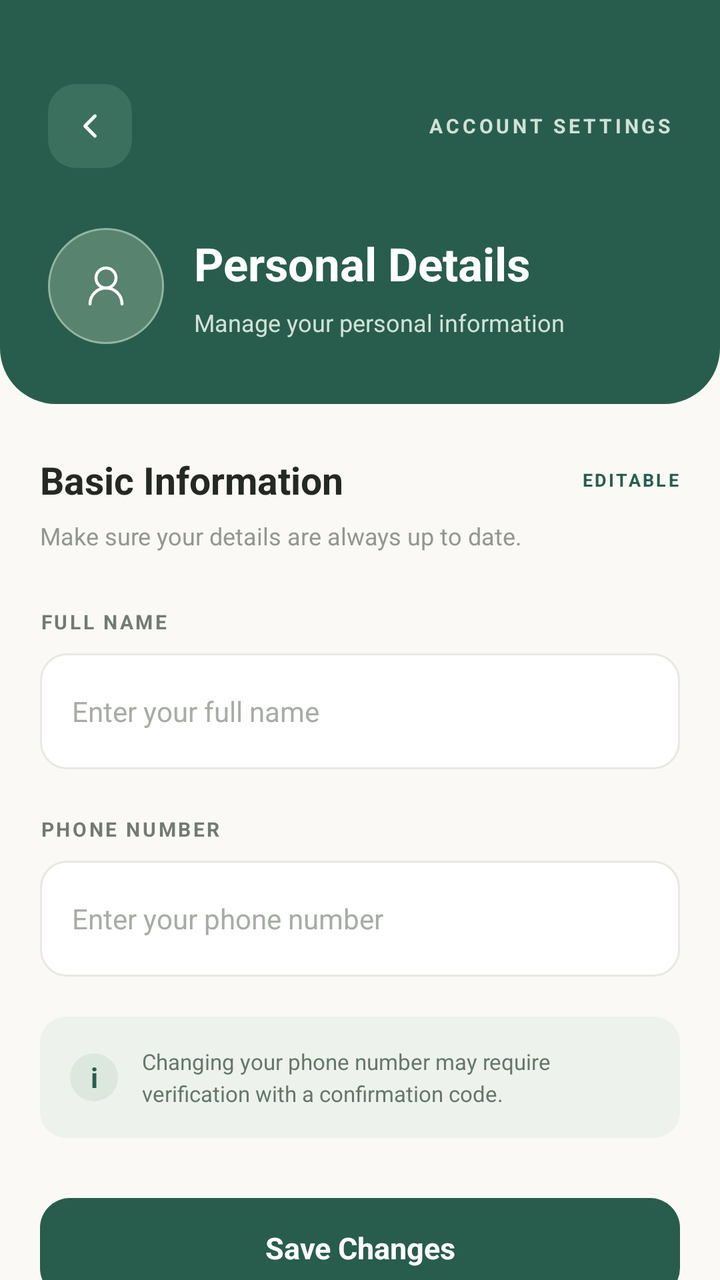
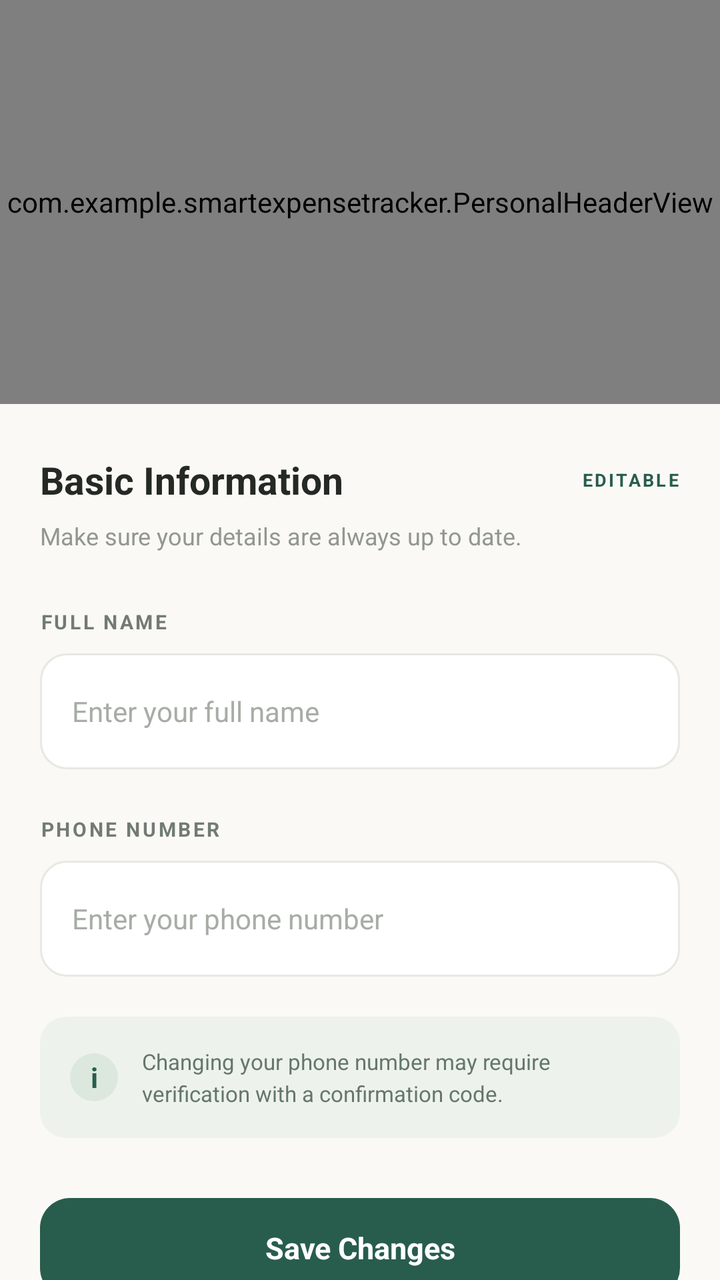

The first picture is an Android layout as it rendered before a commit; the second is the same layout after the commit. The layout source and the unified diff follow.
<!-- AndroidManifest.xml: application theme Theme.SmartExpenseTracker -->
<!-- res/layout/activity_personal_information.xml -->
<?xml version="1.0" encoding="utf-8"?>
<androidx.constraintlayout.widget.ConstraintLayout xmlns:android="http://schemas.android.com/apk/res/android"
    xmlns:app="http://schemas.android.com/apk/res-auto"
    xmlns:tools="http://schemas.android.com/tools"
    android:id="@+id/main"
    android:layout_width="match_parent"
    android:layout_height="match_parent"
    tools:context=".PersonalInformationActivity">

    <FrameLayout
        android:id="@+id/mainPersonalInfo"
        android:layout_width="match_parent"
        android:layout_height="match_parent"
        android:background="#FAF9F6">

        <ScrollView
            android:layout_width="match_parent"
            android:layout_height="match_parent"
            android:fillViewport="true"
            android:scrollbars="none">

            <LinearLayout
                android:layout_width="match_parent"
                android:layout_height="wrap_content"
                android:orientation="vertical"
                android:paddingBottom="32dp">

                
                <LinearLayout
                    android:layout_width="match_parent"
                    android:layout_height="202dp"
                    android:background="@drawable/bg_personal_header"
                    android:orientation="vertical"
                    android:paddingStart="24dp"
                    android:paddingTop="24dp"
                    android:paddingEnd="24dp"
                    android:paddingBottom="24dp">

                    
                    <LinearLayout
                        android:layout_width="match_parent"
                        android:layout_height="wrap_content"
                        android:gravity="center_vertical"
                        android:orientation="horizontal"
                        android:paddingTop="18sp">

                        <LinearLayout
                            android:id="@+id/btnBack"
                            android:layout_width="42dp"
                            android:layout_height="42dp"
                            android:background="@drawable/bg_personal_back"
                            android:clickable="true"
                            android:focusable="true"
                            android:gravity="center"
                            android:textColor="#FFFFFF"
                            android:textSize="34sp">

                            <ImageView
                                android:layout_width="20dp"
                                android:layout_height="20dp"
                                android:contentDescription="Back"
                                android:src="@drawable/ic_chevron_left"
                                app:tint="#FFFFFF" />
                        </LinearLayout>

                        <View
                            android:layout_width="0dp"
                            android:layout_height="1dp"
                            android:layout_weight="1" />

                        <TextView
                            android:layout_width="wrap_content"
                            android:layout_height="wrap_content"
                            android:letterSpacing="0.16"
                            android:text="ACCOUNT SETTINGS"
                            android:textColor="#D1E1D7"
                            android:textSize="10sp"
                            android:textStyle="bold" />

                    </LinearLayout>

                    
                    <LinearLayout
                        android:layout_width="match_parent"
                        android:layout_height="wrap_content"
                        android:layout_marginTop="30dp"
                        android:gravity="center_vertical"
                        android:orientation="horizontal">

                        <LinearLayout
                            android:layout_width="58dp"
                            android:layout_height="58dp"
                            android:background="@drawable/bg_personal_avatar"
                            android:gravity="center"
                            android:textColor="#FFFFFF"
                            android:textSize="27sp"
                            android:textStyle="bold">

                            <ImageView
                                android:layout_width="wrap_content"
                                android:layout_height="wrap_content"
                                android:src="@drawable/ic_profile"
                                app:tint="#ffff" />
                        </LinearLayout>

                        <LinearLayout
                            android:layout_width="0dp"
                            android:layout_height="wrap_content"
                            android:layout_marginStart="15dp"
                            android:layout_weight="1"
                            android:orientation="vertical">

                            <TextView
                                android:layout_width="wrap_content"
                                android:layout_height="wrap_content"
                                android:text="Personal Details"
                                android:textColor="#FFFFFF"
                                android:textSize="23sp"
                                android:textStyle="bold" />

                            <TextView
                                android:layout_width="wrap_content"
                                android:layout_height="wrap_content"
                                android:layout_marginTop="6dp"
                                android:text="Manage your personal information"
                                android:textColor="#D1E1D7"
                                android:textSize="12sp" />

                        </LinearLayout>

                    </LinearLayout>


                </LinearLayout>

                
                <LinearLayout
                    android:layout_width="match_parent"
                    android:layout_height="wrap_content"
                    android:layout_marginStart="20dp"
                    android:layout_marginEnd="20dp"
                    android:layout_marginTop="25dp"
                    android:orientation="vertical">

                    
                    <LinearLayout
                        android:layout_width="match_parent"
                        android:layout_height="wrap_content"
                        android:gravity="center_vertical">

                        <TextView
                            android:layout_width="0dp"
                            android:layout_height="wrap_content"
                            android:layout_weight="1"
                            android:text="Basic Information"
                            android:textColor="#252923"
                            android:textSize="19sp"
                            android:textStyle="bold"/>

                        <TextView
                            android:layout_width="wrap_content"
                            android:layout_height="wrap_content"
                            android:text="EDITABLE"
                            android:textColor="#285D4D"
                            android:textSize="9sp"
                            android:textStyle="bold"
                            android:letterSpacing="0.12"/>

                    </LinearLayout>

                    <TextView
                        android:layout_width="match_parent"
                        android:layout_height="wrap_content"
                        android:layout_marginTop="7dp"
                        android:text="Make sure your details are always up to date."
                        android:textColor="#92978F"
                        android:textSize="12sp"/>

                    
                    <TextView
                        android:layout_width="wrap_content"
                        android:layout_height="wrap_content"
                        android:layout_marginTop="28dp"
                        android:text="FULL NAME"
                        android:textColor="#727B73"
                        android:textSize="10sp"
                        android:textStyle="bold"
                        android:letterSpacing="0.12"/>

                    <EditText
                        android:id="@+id/etFullName"
                        android:layout_width="match_parent"
                        android:layout_height="58dp"
                        android:layout_marginTop="9dp"
                        android:paddingStart="16dp"
                        android:paddingEnd="16dp"
                        android:background="@drawable/bg_personal_input"
                        android:hint="Enter your full name"
                        android:textColor="#252923"
                        android:textColorHint="#A7ADA5"
                        android:textSize="14sp"
                        android:singleLine="true"
                        android:inputType="textPersonName"
                        android:fontFamily="sans"/>

                    
                    <TextView
                        android:layout_width="wrap_content"
                        android:layout_height="wrap_content"
                        android:layout_marginTop="23dp"
                        android:text="PHONE NUMBER"
                        android:textColor="#727B73"
                        android:textSize="10sp"
                        android:textStyle="bold"
                        android:letterSpacing="0.12"/>

                    <EditText
                        android:id="@+id/etPhoneNumber"
                        android:layout_width="match_parent"
                        android:layout_height="58dp"
                        android:layout_marginTop="9dp"
                        android:paddingStart="16dp"
                        android:paddingEnd="16dp"
                        android:background="@drawable/bg_personal_input"
                        android:hint="Enter your phone number"
                        android:textColor="#252923"
                        android:textColorHint="#A7ADA5"
                        android:textSize="14sp"
                        android:singleLine="true"
                        android:inputType="phone"
                        android:fontFamily="sans"/>

                    
                    <LinearLayout
                        android:layout_width="match_parent"
                        android:layout_height="wrap_content"
                        android:layout_marginTop="20dp"
                        android:orientation="horizontal"
                        android:gravity="center_vertical"
                        android:padding="15dp"
                        android:background="@drawable/bg_personal_note">

                        <TextView
                            android:layout_width="24dp"
                            android:layout_height="24dp"
                            android:gravity="center"
                            android:text="i"
                            android:textSize="14sp"
                            android:textStyle="bold"
                            android:textColor="#285D4D"
                            android:background="@drawable/bg_personal_info_icon"/>

                        <TextView
                            android:layout_width="0dp"
                            android:layout_height="wrap_content"
                            android:layout_weight="1"
                            android:layout_marginStart="12dp"
                            android:text="Changing your phone number may require verification with a confirmation code."
                            android:textColor="#64776A"
                            android:textSize="11sp"
                            android:lineSpacingExtra="3dp"/>

                    </LinearLayout>

                    
                    <TextView
                        android:id="@+id/btnSaveChanges"
                        android:layout_width="match_parent"
                        android:layout_height="50dp"
                        android:layout_marginTop="30dp"
                        android:gravity="center"
                        android:text="Save Changes"
                        android:textColor="#FFFFFF"
                        android:textSize="15sp"
                        android:textStyle="bold"
                        android:background="@drawable/bg_personal_save"
                        android:clickable="true"
                        android:focusable="true"/>

                    <TextView
                        android:layout_width="match_parent"
                        android:layout_height="wrap_content"
                        android:layout_marginTop="15dp"
                        android:gravity="center"
                        android:text="YOUR INFORMATION IS SECURE"
                        android:textColor="#A0A69E"
                        android:textSize="9sp"
                        android:letterSpacing="0.14"/>

                </LinearLayout>

            </LinearLayout>

        </ScrollView>

    </FrameLayout>


</androidx.constraintlayout.widget.ConstraintLayout>
<!-- resources referenced by this layout -->
<resources>
  <!-- drawable bg_personal_avatar (drawable) -->
  <?xml version="1.0" encoding="utf-8"?>
  <shape xmlns:android="http://schemas.android.com/apk/res/android">
      <solid android:color="#58836F"/>
      <corners android:radius="100dp"/>
      <stroke
          android:width="1dp"
          android:color="#91B5A0"/>
  </shape>
  <!-- drawable bg_personal_back (drawable) -->
  <?xml version="1.0" encoding="utf-8"?>
  <shape xmlns:android="http://schemas.android.com/apk/res/android">
      <solid android:color="#3B705F"/>
      <corners android:radius="14dp"/>
  </shape>
  <!-- drawable bg_personal_header (drawable) -->
  <?xml version="1.0" encoding="utf-8"?>
  <shape xmlns:android="http://schemas.android.com/apk/res/android">
      <solid android:color="#285D4D"/>
      <corners
          android:bottomLeftRadius="28dp"
          android:bottomRightRadius="28dp"/>
  </shape>
  <!-- drawable bg_personal_info_icon (drawable) -->
  <?xml version="1.0" encoding="utf-8"?>
  <shape xmlns:android="http://schemas.android.com/apk/res/android">
      <solid android:color="#DCE8DD"/>
      <corners android:radius="50dp"/>
  </shape>
  <!-- drawable bg_personal_input (drawable) -->
  <?xml version="1.0" encoding="utf-8"?>
  <shape xmlns:android="http://schemas.android.com/apk/res/android">
      <solid android:color="#FFFFFF"/>
      <corners android:radius="13dp"/>
      <stroke
          android:width="1dp"
          android:color="#E7E9E2"/>
  </shape>
  <!-- drawable bg_personal_note (drawable) -->
  <?xml version="1.0" encoding="utf-8"?>
  <shape xmlns:android="http://schemas.android.com/apk/res/android">
      <solid android:color="#EEF2EC"/>
      <corners android:radius="13dp"/>
  </shape>
  <!-- drawable bg_personal_save (drawable) -->
  <?xml version="1.0" encoding="utf-8"?>
  <shape xmlns:android="http://schemas.android.com/apk/res/android">
      <solid android:color="#285D4D"/>
      <corners android:radius="15dp"/>
  </shape>
  <!-- drawable ic_chevron_left (drawable) -->
  <vector xmlns:android="http://schemas.android.com/apk/res/android"
      android:width="24dp"
      android:height="24dp"
      android:viewportWidth="24"
      android:viewportHeight="24">
    <path
        android:pathData="m15,18 l-6,-6 6,-6"
        android:strokeLineJoin="round"
        android:strokeWidth="2"
        android:fillColor="#00000000"
        android:strokeColor="#ffffff"
        android:strokeLineCap="round"/>
  </vector>
  <!-- drawable ic_profile (drawable) -->
  <vector xmlns:android="http://schemas.android.com/apk/res/android"
      android:width="24dp"
      android:height="24dp"
      android:viewportWidth="24"
      android:viewportHeight="24">
    <path
        android:pathData="M12,8m-5,0a5,5 0,1 1,10 0a5,5 0,1 1,-10 0"
        android:strokeLineJoin="round"
        android:strokeWidth="1.5"
        android:fillColor="#00000000"
        android:strokeColor="#000000"
        android:strokeLineCap="round"/>
    <path
        android:pathData="M20,21a8,8 0,0 0,-16 0"
        android:strokeLineJoin="round"
        android:strokeWidth="1.5"
        android:fillColor="#00000000"
        android:strokeColor="#000000"
        android:strokeLineCap="round"/>
  </vector>
  <style name="Theme.SmartExpenseTracker" parent="Base.Theme.SmartExpenseTracker" />
  <style name="Base.Theme.SmartExpenseTracker" parent="Theme.Material3.DayNight.NoActionBar">
          
          
      </style>
</resources>

<!-- the commit's change to res/layout/activity_personal_information.xml (unified diff, before → after) -->
@@ -26,112 +26,15 @@
                 android:paddingBottom="32dp">
 
                 
-                <LinearLayout
+
+                <com.example.smartexpensetracker.PersonalHeaderView
+                    android:id="@+id/personalHeader"
                     android:layout_width="match_parent"
                     android:layout_height="202dp"
-                    android:background="@drawable/bg_personal_header"
-                    android:orientation="vertical"
-                    android:paddingStart="24dp"
-                    android:paddingTop="24dp"
-                    android:paddingEnd="24dp"
-                    android:paddingBottom="24dp">
-
-                    
-                    <LinearLayout
-                        android:layout_width="match_parent"
-                        android:layout_height="wrap_content"
-                        android:gravity="center_vertical"
-                        android:orientation="horizontal"
-                        android:paddingTop="18sp">
-
-                        <LinearLayout
-                            android:id="@+id/btnBack"
-                            android:layout_width="42dp"
-                            android:layout_height="42dp"
-                            android:background="@drawable/bg_personal_back"
-                            android:clickable="true"
-                            android:focusable="true"
-                            android:gravity="center"
-                            android:textColor="#FFFFFF"
-                            android:textSize="34sp">
-
-                            <ImageView
-                                android:layout_width="20dp"
-                                android:layout_height="20dp"
-                                android:contentDescription="Back"
-                                android:src="@drawable/ic_chevron_left"
-                                app:tint="#FFFFFF" />
-                        </LinearLayout>
-
-                        <View
-                            android:layout_width="0dp"
-                            android:layout_height="1dp"
-                            android:layout_weight="1" />
-
-                        <TextView
-                            android:layout_width="wrap_content"
-                            android:layout_height="wrap_content"
-                            android:letterSpacing="0.16"
-                            android:text="ACCOUNT SETTINGS"
-                            android:textColor="#D1E1D7"
-                            android:textSize="10sp"
-                            android:textStyle="bold" />
-
-                    </LinearLayout>
-
-                    
-                    <LinearLayout
-                        android:layout_width="match_parent"
-                        android:layout_height="wrap_content"
-                        android:layout_marginTop="30dp"
-                        android:gravity="center_vertical"
-                        android:orientation="horizontal">
-
-                        <LinearLayout
-                            android:layout_width="58dp"
-                            android:layout_height="58dp"
-                            android:background="@drawable/bg_personal_avatar"
-                            android:gravity="center"
-                            android:textColor="#FFFFFF"
-                            android:textSize="27sp"
-                            android:textStyle="bold">
-
-                            <ImageView
-                                android:layout_width="wrap_content"
-                                android:layout_height="wrap_content"
-                                android:src="@drawable/ic_profile"
-                                app:tint="#ffff" />
-                        </LinearLayout>
-
-                        <LinearLayout
-                            android:layout_width="0dp"
-                            android:layout_height="wrap_content"
-                            android:layout_marginStart="15dp"
-                            android:layout_weight="1"
-                            android:orientation="vertical">
-
-                            <TextView
-                                android:layout_width="wrap_content"
-                                android:layout_height="wrap_content"
-                                android:text="Personal Details"
-                                android:textColor="#FFFFFF"
-                                android:textSize="23sp"
-                                android:textStyle="bold" />
-
-                            <TextView
-                                android:layout_width="wrap_content"
-                                android:layout_height="wrap_content"
-                                android:layout_marginTop="6dp"
-                                android:text="Manage your personal information"
-                                android:textColor="#D1E1D7"
-                                android:textSize="12sp" />
-
-                        </LinearLayout>
-
-                    </LinearLayout>
-
-
-                </LinearLayout>
+                    app:personalHeaderEyebrow="ACCOUNT SETTINGS"
+                    app:personalHeaderTitle="Personal Details"
+                    app:personalHeaderSubtitle="Manage your personal information" />
+
 
                 
                 <LinearLayout
<!-- resource entries referenced after the edit -->
@@ -1,28 +1,5 @@
 <!-- resources referenced by this layout -->
 <resources>
-  <!-- drawable bg_personal_avatar (drawable) -->
-  <?xml version="1.0" encoding="utf-8"?>
-  <shape xmlns:android="http://schemas.android.com/apk/res/android">
-      <solid android:color="#58836F"/>
-      <corners android:radius="100dp"/>
-      <stroke
-          android:width="1dp"
-          android:color="#91B5A0"/>
-  </shape>
-  <!-- drawable bg_personal_back (drawable) -->
-  <?xml version="1.0" encoding="utf-8"?>
-  <shape xmlns:android="http://schemas.android.com/apk/res/android">
-      <solid android:color="#3B705F"/>
-      <corners android:radius="14dp"/>
-  </shape>
-  <!-- drawable bg_personal_header (drawable) -->
-  <?xml version="1.0" encoding="utf-8"?>
-  <shape xmlns:android="http://schemas.android.com/apk/res/android">
-      <solid android:color="#285D4D"/>
-      <corners
-          android:bottomLeftRadius="28dp"
-          android:bottomRightRadius="28dp"/>
-  </shape>
   <!-- drawable bg_personal_info_icon (drawable) -->
   <?xml version="1.0" encoding="utf-8"?>
   <shape xmlns:android="http://schemas.android.com/apk/res/android">
@@ -50,41 +27,6 @@
       <solid android:color="#285D4D"/>
       <corners android:radius="15dp"/>
   </shape>
-  <!-- drawable ic_chevron_left (drawable) -->
-  <vector xmlns:android="http://schemas.android.com/apk/res/android"
-      android:width="24dp"
-      android:height="24dp"
-      android:viewportWidth="24"
-      android:viewportHeight="24">
-    <path
-        android:pathData="m15,18 l-6,-6 6,-6"
-        android:strokeLineJoin="round"
-        android:strokeWidth="2"
-        android:fillColor="#00000000"
-        android:strokeColor="#ffffff"
-        android:strokeLineCap="round"/>
-  </vector>
-  <!-- drawable ic_profile (drawable) -->
-  <vector xmlns:android="http://schemas.android.com/apk/res/android"
-      android:width="24dp"
-      android:height="24dp"
-      android:viewportWidth="24"
-      android:viewportHeight="24">
-    <path
-        android:pathData="M12,8m-5,0a5,5 0,1 1,10 0a5,5 0,1 1,-10 0"
-        android:strokeLineJoin="round"
-        android:strokeWidth="1.5"
-        android:fillColor="#00000000"
-        android:strokeColor="#000000"
-        android:strokeLineCap="round"/>
-    <path
-        android:pathData="M20,21a8,8 0,0 0,-16 0"
-        android:strokeLineJoin="round"
-        android:strokeWidth="1.5"
-        android:fillColor="#00000000"
-        android:strokeColor="#000000"
-        android:strokeLineCap="round"/>
-  </vector>
   <style name="Theme.SmartExpenseTracker" parent="Base.Theme.SmartExpenseTracker" />
   <style name="Base.Theme.SmartExpenseTracker" parent="Theme.Material3.DayNight.NoActionBar">
           
